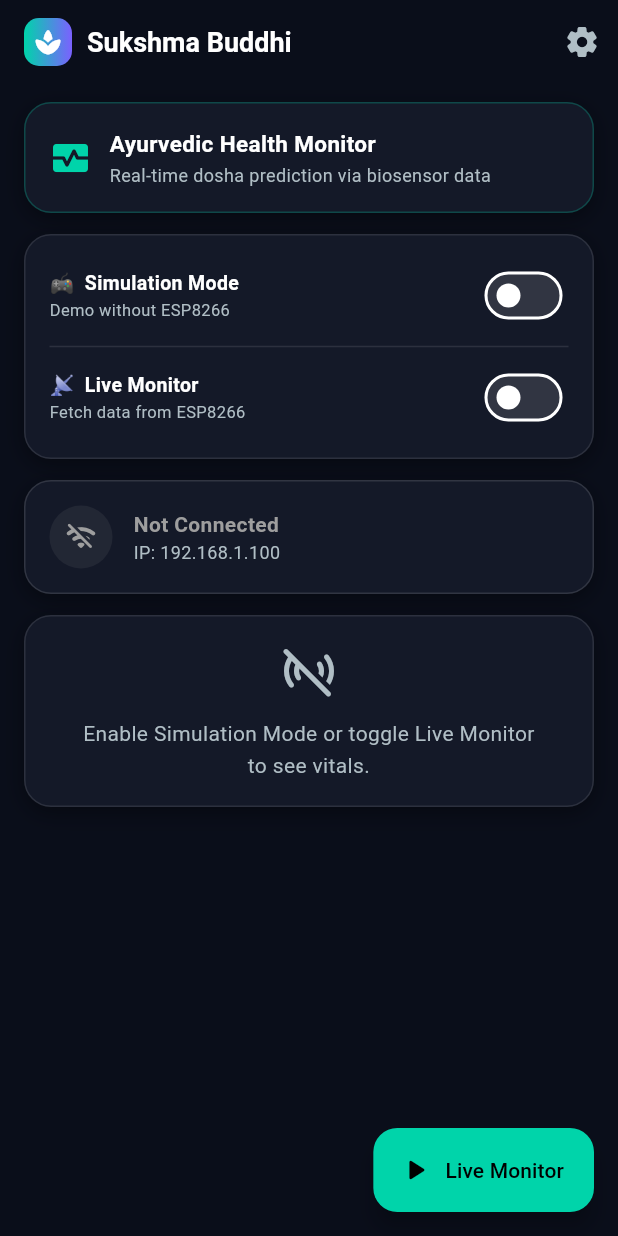
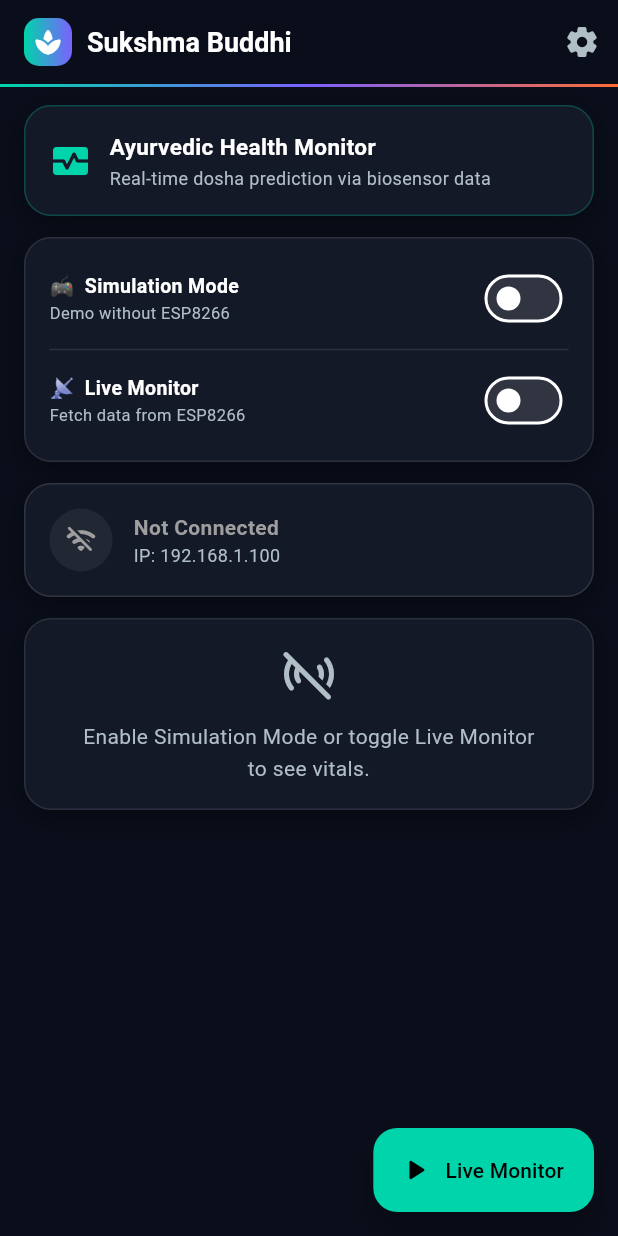
Before and after one commit to anwayshimpne/ayurvedic_dosha, a Flutter app: the screen it shows after launch, on a phone screen of 412 x 824 dp. Run offline on Flutter 3.47's test engine with Material 3 defaults, Android fonts, the phone set to English and light mode, and no system bars.

Commit message:
Upgrade AppBar with subtle gradient divider line

```diff
--- a/dosha_flutter/lib/screens/dashboard.dart
+++ b/dosha_flutter/lib/screens/dashboard.dart
@@ -203,7 +203,11 @@ class _DashboardScreenState extends State<DashboardScreen>
   }
 
   // ── AppBar ────────────────────────────────────────────────────────────────
-  AppBar _appBar(BuildContext ctx) => AppBar(
+  PreferredSizeWidget _appBar(BuildContext ctx) => PreferredSize(
+    preferredSize: const Size.fromHeight(kToolbarHeight + 2),
+    child: Column(
+      children: [
+        AppBar(
           backgroundColor: _bg,
           title: Row(
             children: [
@@ -227,6 +231,19 @@ class _DashboardScreenState extends State<DashboardScreen>
                   MaterialPageRoute(builder: (_) => const SettingsScreen())),
             ),
           ],
+        ),
+        Container(
+          height: 2,
+          decoration: const BoxDecoration(
+            gradient: LinearGradient(
+              colors: [_teal, _purple, _orange],
+              begin: Alignment.centerLeft,
+              end: Alignment.centerRight,
+            ),
+          ),
+        ),
+      ],
+    ),
   );
 
   // ── Banner ────────────────────────────────────────────────────────────────
```
Lines whose indentation alone changed are shown as unchanged.
